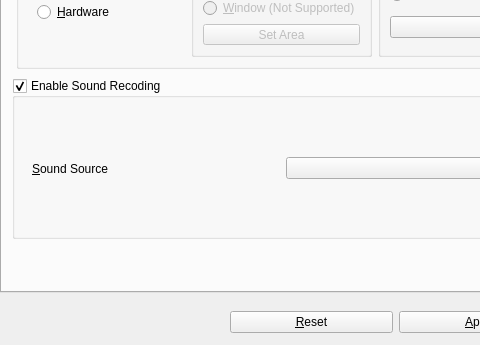
This is src/freeseer/configtool/forms/freeseer_configtool_ui.ui in Freeseer/freeseer as Qt 5 draws it before an edit; both pictures show x 0 to 480 and y 148 to 493 of the 568 by 493 pixel window. The edited form follows.
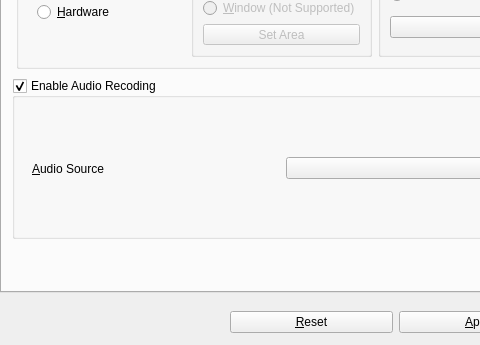
This is the edited form. The open tabs and pages were chosen to show the change. Icons and pictures are not drawn.

```diff
--- a/src/freeseer/configtool/forms/freeseer_configtool_ui.ui
+++ b/src/freeseer/configtool/forms/freeseer_configtool_ui.ui
@@ -266,7 +266,7 @@
       </rect>
      </property>
      <property name="title">
-      <string>Enable Sound Recoding</string>
+      <string>Enable Audio Recoding</string>
      </property>
      <property name="checkable">
       <bool>true</bool>
@@ -284,7 +284,7 @@
        <item>
         <widget class="QLabel" name="label_soundSource">
          <property name="text">
-          <string>&amp;Sound Source</string>
+          <string>&amp;Audio Source</string>
          </property>
          <property name="buddy">
           <cstring>comboBox_audioSourceList</cstring>
```
Left out of the diff: 2 changed lines with no effect on the pictures.
